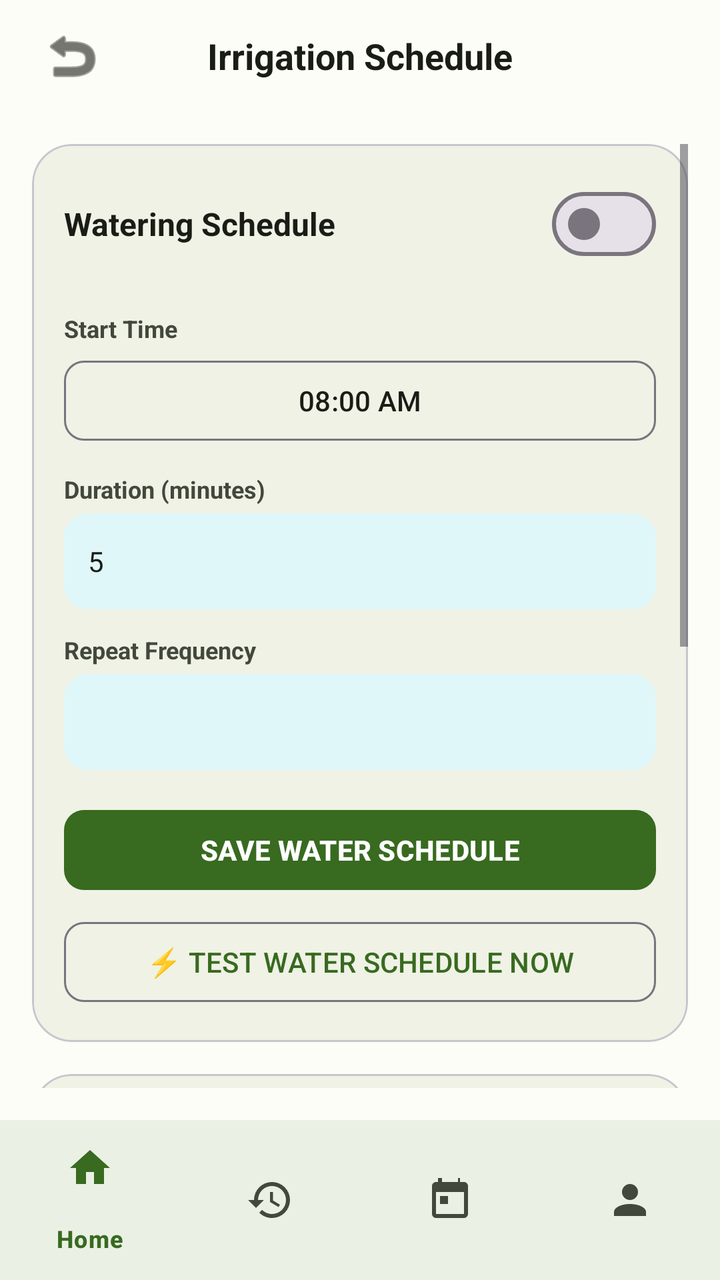
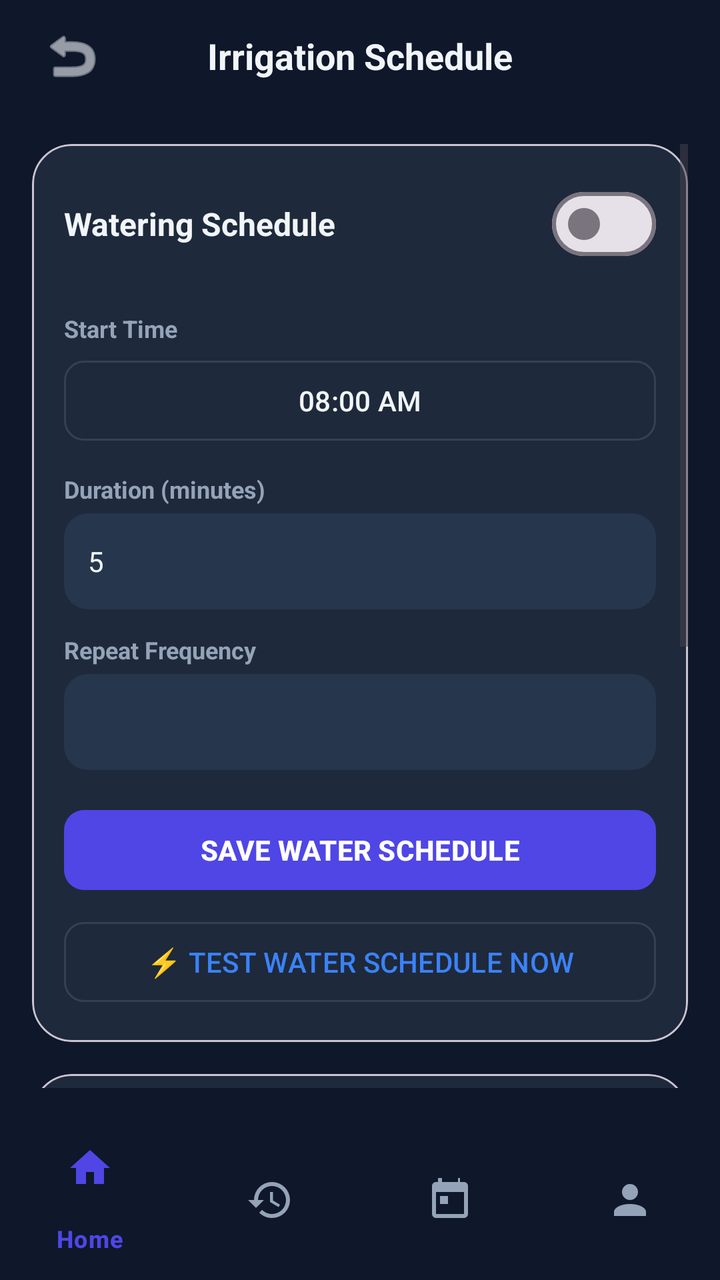

Two renders of the same Android screen: before a commit and after it. Below are the layout's source before the change and the commit's diff.
<!-- AndroidManifest.xml: application theme Theme.AgriFlow -->
<!-- res/layout/activity_schedule.xml -->
<?xml version="1.0" encoding="utf-8"?>
<androidx.constraintlayout.widget.ConstraintLayout xmlns:android="http://schemas.android.com/apk/res/android"
    xmlns:app="http://schemas.android.com/apk/res-auto"
    android:layout_width="match_parent"
    android:layout_height="match_parent"
    android:background="@color/bg_light_cream">

    
    <RelativeLayout
        android:id="@+id/topBar"
        android:layout_width="match_parent"
        android:layout_height="56dp"
        android:paddingHorizontal="16dp"
        app:layout_constraintTop_toTopOf="parent">

        <ImageButton
            android:id="@+id/btnBack"
            android:layout_width="40dp"
            android:layout_height="40dp"
            android:layout_centerVertical="true"
            android:background="?attr/selectableItemBackgroundBorderless"
            android:src="@android:drawable/ic_menu_revert"
            app:tint="@color/on_surface" />

        <TextView
            android:layout_width="wrap_content"
            android:layout_height="wrap_content"
            android:layout_centerInParent="true"
            android:text="Irrigation Schedule"
            android:textColor="@color/on_surface"
            android:textSize="18sp"
            android:textStyle="bold" />
    </RelativeLayout>

    
    <ScrollView
        android:layout_width="match_parent"
        android:layout_height="0dp"
        android:padding="16dp"
        app:layout_constraintBottom_toTopOf="@id/bottom_navigation"
        app:layout_constraintTop_toBottomOf="@id/topBar">

        <LinearLayout
            android:layout_width="match_parent"
            android:layout_height="wrap_content"
            android:orientation="vertical">

            
            <com.google.android.material.card.MaterialCardView
                android:layout_width="match_parent"
                android:layout_height="wrap_content"
                android:layout_marginBottom="16dp"
                app:cardBackgroundColor="@color/surface_container"
                app:cardCornerRadius="20dp"
                app:cardElevation="0dp">

                <LinearLayout
                    android:layout_width="match_parent"
                    android:layout_height="wrap_content"
                    android:orientation="vertical"
                    android:padding="16dp">

                    <RelativeLayout
                        android:layout_width="match_parent"
                        android:layout_height="wrap_content"
                        android:layout_marginBottom="12dp">

                        <TextView
                            android:layout_width="wrap_content"
                            android:layout_height="wrap_content"
                            android:layout_centerVertical="true"
                            android:text="Watering Schedule"
                            android:textColor="@color/on_surface"
                            android:textSize="16sp"
                            android:textStyle="bold" />

                        <com.google.android.material.materialswitch.MaterialSwitch
                            android:id="@+id/switchWaterScheduleEnable"
                            android:layout_width="wrap_content"
                            android:layout_height="wrap_content"
                            android:layout_alignParentEnd="true"
                            android:layout_centerVertical="true" />
                    </RelativeLayout>

                    <TextView
                        android:layout_width="wrap_content"
                        android:layout_height="wrap_content"
                        android:layout_marginTop="8dp"
                        android:text="Start Time"
                        android:textColor="@color/on_surface_variant"
                        android:textSize="12sp"
                        android:textStyle="bold" />

                    <com.google.android.material.button.MaterialButton
                        android:id="@+id/btnWaterStartTime"
                        style="@style/Widget.Material3.Button.OutlinedButton"
                        android:layout_width="match_parent"
                        android:layout_height="wrap_content"
                        android:layout_marginTop="4dp"
                        android:text="08:00 AM"
                        android:textColor="@color/on_surface"
                        app:cornerRadius="10dp" />

                    <TextView
                        android:layout_width="wrap_content"
                        android:layout_height="wrap_content"
                        android:layout_marginTop="12dp"
                        android:text="Duration (minutes)"
                        android:textColor="@color/on_surface_variant"
                        android:textSize="12sp"
                        android:textStyle="bold" />

                    <EditText
                        android:id="@+id/etWaterDuration"
                        android:layout_width="match_parent"
                        android:layout_height="48dp"
                        android:layout_marginTop="4dp"
                        android:background="@drawable/bg_schedule_time"
                        android:inputType="number"
                        android:paddingHorizontal="12dp"
                        android:text="5"
                        android:textColor="@color/on_surface"
                        android:textSize="14sp" />

                    <TextView
                        android:layout_width="wrap_content"
                        android:layout_height="wrap_content"
                        android:layout_marginTop="12dp"
                        android:text="Repeat Frequency"
                        android:textColor="@color/on_surface_variant"
                        android:textSize="12sp"
                        android:textStyle="bold" />

                    <Spinner
                        android:id="@+id/spinnerWaterRepeat"
                        android:layout_width="match_parent"
                        android:layout_height="48dp"
                        android:layout_marginTop="4dp"
                        android:background="@drawable/bg_schedule_time"
                        android:paddingHorizontal="12dp" />

                    <com.google.android.material.button.MaterialButton
                        android:id="@+id/btnSaveWaterSchedule"
                        android:layout_width="match_parent"
                        android:layout_height="wrap_content"
                        android:layout_marginTop="16dp"
                        android:text="SAVE WATER SCHEDULE"
                        android:textStyle="bold"
                        app:backgroundTint="@color/primary_dark_green"
                        app:cornerRadius="10dp" />

                    <com.google.android.material.button.MaterialButton
                        android:id="@+id/btnTestWaterSchedule"
                        style="@style/Widget.Material3.Button.OutlinedButton"
                        android:layout_width="match_parent"
                        android:layout_height="wrap_content"
                        android:layout_marginTop="8dp"
                        android:text="⚡ TEST WATER SCHEDULE NOW"
                        android:textColor="@color/primary_dark_green"
                        app:cornerRadius="10dp" />
                </LinearLayout>
            </com.google.android.material.card.MaterialCardView>

            
            <com.google.android.material.card.MaterialCardView
                android:layout_width="match_parent"
                android:layout_height="wrap_content"
                android:layout_marginBottom="16dp"
                app:cardBackgroundColor="@color/surface_container"
                app:cardCornerRadius="20dp"
                app:cardElevation="0dp">

                <LinearLayout
                    android:layout_width="match_parent"
                    android:layout_height="wrap_content"
                    android:orientation="vertical"
                    android:padding="16dp">

                    <RelativeLayout
                        android:layout_width="match_parent"
                        android:layout_height="wrap_content"
                        android:layout_marginBottom="12dp">

                        <TextView
                            android:layout_width="wrap_content"
                            android:layout_height="wrap_content"
                            android:layout_centerVertical="true"
                            android:text="Fertilizer Schedule"
                            android:textColor="@color/on_surface"
                            android:textSize="16sp"
                            android:textStyle="bold" />

                        <com.google.android.material.materialswitch.MaterialSwitch
                            android:id="@+id/switchFertilizerScheduleEnable"
                            android:layout_width="wrap_content"
                            android:layout_height="wrap_content"
                            android:layout_alignParentEnd="true"
                            android:layout_centerVertical="true" />
                    </RelativeLayout>

                    <TextView
                        android:layout_width="wrap_content"
                        android:layout_height="wrap_content"
                        android:layout_marginTop="8dp"
                        android:text="Start Time"
                        android:textColor="@color/on_surface_variant"
                        android:textSize="12sp"
                        android:textStyle="bold" />

                    <com.google.android.material.button.MaterialButton
                        android:id="@+id/btnFertilizerStartTime"
                        style="@style/Widget.Material3.Button.OutlinedButton"
                        android:layout_width="match_parent"
                        android:layout_height="wrap_content"
                        android:layout_marginTop="4dp"
                        android:text="08:30 AM"
                        android:textColor="@color/on_surface"
                        app:cornerRadius="10dp" />

                    <TextView
                        android:layout_width="wrap_content"
                        android:layout_height="wrap_content"
                        android:layout_marginTop="12dp"
                        android:text="Duration (seconds)"
                        android:textColor="@color/on_surface_variant"
                        android:textSize="12sp"
                        android:textStyle="bold" />

                    <EditText
                        android:id="@+id/etFertilizerDuration"
                        android:layout_width="match_parent"
                        android:layout_height="48dp"
                        android:layout_marginTop="4dp"
                        android:background="@drawable/bg_schedule_time"
                        android:inputType="number"
                        android:paddingHorizontal="12dp"
                        android:text="30"
                        android:textColor="@color/on_surface"
                        android:textSize="14sp" />

                    <TextView
                        android:layout_width="wrap_content"
                        android:layout_height="wrap_content"
                        android:layout_marginTop="12dp"
                        android:text="Repeat Frequency"
                        android:textColor="@color/on_surface_variant"
                        android:textSize="12sp"
                        android:textStyle="bold" />

                    <Spinner
                        android:id="@+id/spinnerFertilizerRepeat"
                        android:layout_width="match_parent"
                        android:layout_height="48dp"
                        android:layout_marginTop="4dp"
                        android:background="@drawable/bg_schedule_time"
                        android:paddingHorizontal="12dp" />

                    <com.google.android.material.button.MaterialButton
                        android:id="@+id/btnSaveFertilizerSchedule"
                        android:layout_width="match_parent"
                        android:layout_height="wrap_content"
                        android:layout_marginTop="16dp"
                        android:text="SAVE FERTILIZER SCHEDULE"
                        android:textStyle="bold"
                        app:backgroundTint="@color/primary_dark_green"
                        app:cornerRadius="10dp" />

                    <com.google.android.material.button.MaterialButton
                        android:id="@+id/btnTestFertilizerSchedule"
                        style="@style/Widget.Material3.Button.OutlinedButton"
                        android:layout_width="match_parent"
                        android:layout_height="wrap_content"
                        android:layout_marginTop="8dp"
                        android:text="⚡ TEST FERTILIZER SCHEDULE NOW"
                        android:textColor="@color/primary_dark_green"
                        app:cornerRadius="10dp" />
                </LinearLayout>
            </com.google.android.material.card.MaterialCardView>

        </LinearLayout>
    </ScrollView>

    
    <com.google.android.material.bottomnavigation.BottomNavigationView
        android:id="@+id/bottom_navigation"
        android:layout_width="match_parent"
        android:layout_height="wrap_content"
        android:background="@color/bg_light_cream"
        app:itemIconTint="@color/nav_item_color_state"
        app:itemTextColor="@color/nav_item_color_state"
        app:layout_constraintBottom_toBottomOf="parent"
        app:menu="@menu/bottom_nav_menu" />

</androidx.constraintlayout.widget.ConstraintLayout>
<!-- resources referenced by this layout -->
<resources>
  <color name="bg_light_cream">#FCFDF6</color>
  <color name="on_surface">#1A1C16</color>
  <color name="on_surface_variant">#43483D</color>
  <color name="primary_dark_green">#386A20</color>
  <color name="surface_container">#EFF2E5</color>
  <!-- drawable bg_schedule_time (drawable) -->
  <?xml version="1.0" encoding="utf-8"?>
  <shape xmlns:android="http://schemas.android.com/apk/res/android">
      <solid android:color="#E0F7FA" />
      <corners android:radius="12dp" />
  </shape>
  <style name="Theme.AgriFlow" parent="Base.Theme.AgriFlow" />
  <style name="Base.Theme.AgriFlow" parent="Theme.Material3.DayNight.NoActionBar">
          
          <item name="colorPrimary">@color/primary_dark_green</item>
          <item name="android:windowBackground">@color/bg_light_cream</item>
          <item name="colorSurface">@color/bg_light_cream</item>
          <item name="colorOnSurface">@color/on_surface</item>
          <item name="colorSecondary">@color/on_surface_variant</item>
      </style>
</resources>

<!-- the commit's change to res/layout/activity_schedule.xml (unified diff, before → after) -->
@@ -3,7 +3,7 @@
     xmlns:app="http://schemas.android.com/apk/res-auto"
     android:layout_width="match_parent"
     android:layout_height="match_parent"
-    android:background="@color/bg_light_cream">
+    android:background="@color/iot_bg">
 
     
     <RelativeLayout
@@ -20,14 +20,15 @@
             android:layout_centerVertical="true"
             android:background="?attr/selectableItemBackgroundBorderless"
             android:src="@android:drawable/ic_menu_revert"
-            app:tint="@color/on_surface" />
+            app:tint="@color/iot_on_surface"
+            android:contentDescription="Back" />
 
         <TextView
             android:layout_width="wrap_content"
             android:layout_height="wrap_content"
             android:layout_centerInParent="true"
             android:text="Irrigation Schedule"
-            android:textColor="@color/on_surface"
+            android:textColor="@color/iot_on_surface"
             android:textSize="18sp"
             android:textStyle="bold" />
     </RelativeLayout>
@@ -50,7 +51,7 @@
                 android:layout_width="match_parent"
                 android:layout_height="wrap_content"
                 android:layout_marginBottom="16dp"
-                app:cardBackgroundColor="@color/surface_container"
+                app:cardBackgroundColor="@color/iot_surface"
                 app:cardCornerRadius="20dp"
                 app:cardElevation="0dp">
 
@@ -70,7 +71,7 @@
                             android:layout_height="wrap_content"
                             android:layout_centerVertical="true"
                             android:text="Watering Schedule"
-                            android:textColor="@color/on_surface"
+                            android:textColor="@color/iot_on_surface"
                             android:textSize="16sp"
                             android:textStyle="bold" />
 
@@ -87,7 +88,7 @@
                         android:layout_height="wrap_content"
                         android:layout_marginTop="8dp"
                         android:text="Start Time"
-                        android:textColor="@color/on_surface_variant"
+                        android:textColor="@color/iot_on_surface_variant"
                         android:textSize="12sp"
                         android:textStyle="bold" />
 
@@ -98,7 +99,8 @@
                         android:layout_height="wrap_content"
                         android:layout_marginTop="4dp"
                         android:text="08:00 AM"
-                        android:textColor="@color/on_surface"
+                        android:textColor="@color/iot_on_surface"
+                        app:strokeColor="@color/iot_border"
                         app:cornerRadius="10dp" />
 
                     <TextView
@@ -106,7 +108,7 @@
                         android:layout_height="wrap_content"
                         android:layout_marginTop="12dp"
                         android:text="Duration (minutes)"
-                        android:textColor="@color/on_surface_variant"
+                        android:textColor="@color/iot_on_surface_variant"
                         android:textSize="12sp"
                         android:textStyle="bold" />
 
@@ -115,11 +117,11 @@
                         android:layout_width="match_parent"
                         android:layout_height="48dp"
                         android:layout_marginTop="4dp"
-                        android:background="@drawable/bg_schedule_time"
+                        android:background="@drawable/iot_bg_schedule_time"
                         android:inputType="number"
                         android:paddingHorizontal="12dp"
                         android:text="5"
-                        android:textColor="@color/on_surface"
+                        android:textColor="@color/iot_on_surface"
                         android:textSize="14sp" />
 
                     <TextView
@@ -127,7 +129,7 @@
                         android:layout_height="wrap_content"
                         android:layout_marginTop="12dp"
                         android:text="Repeat Frequency"
-                        android:textColor="@color/on_surface_variant"
+                        android:textColor="@color/iot_on_surface_variant"
                         android:textSize="12sp"
                         android:textStyle="bold" />
 
@@ -136,7 +138,7 @@
                         android:layout_width="match_parent"
                         android:layout_height="48dp"
                         android:layout_marginTop="4dp"
-                        android:background="@drawable/bg_schedule_time"
+                        android:background="@drawable/iot_bg_schedule_time"
                         android:paddingHorizontal="12dp" />
 
                     <com.google.android.material.button.MaterialButton
@@ -146,7 +148,7 @@
                         android:layout_marginTop="16dp"
                         android:text="SAVE WATER SCHEDULE"
                         android:textStyle="bold"
-                        app:backgroundTint="@color/primary_dark_green"
+                        app:backgroundTint="@color/iot_primary"
                         app:cornerRadius="10dp" />
 
                     <com.google.android.material.button.MaterialButton
@@ -156,8 +158,9 @@
                         android:layout_height="wrap_content"
                         android:layout_marginTop="8dp"
                         android:text="⚡ TEST WATER SCHEDULE NOW"
-                        android:textColor="@color/primary_dark_green"
-                        app:cornerRadius="10dp" />
+                        android:textColor="@color/iot_secondary"
+                        app:cornerRadius="10dp"
+                        app:strokeColor="@color/iot_border" />
                 </LinearLayout>
             </com.google.android.material.card.MaterialCardView>
 
@@ -166,7 +169,7 @@
                 android:layout_width="match_parent"
                 android:layout_height="wrap_content"
                 android:layout_marginBottom="16dp"
-                app:cardBackgroundColor="@color/surface_container"
+                app:cardBackgroundColor="@color/iot_surface"
                 app:cardCornerRadius="20dp"
                 app:cardElevation="0dp">
 
@@ -186,7 +189,7 @@
                             android:layout_height="wrap_content"
                             android:layout_centerVertical="true"
                             android:text="Fertilizer Schedule"
-                            android:textColor="@color/on_surface"
+                            android:textColor="@color/iot_on_surface"
                             android:textSize="16sp"
                             android:textStyle="bold" />
 
@@ -203,7 +206,7 @@
                         android:layout_height="wrap_content"
                         android:layout_marginTop="8dp"
                         android:text="Start Time"
-                        android:textColor="@color/on_surface_variant"
+                        android:textColor="@color/iot_on_surface_variant"
                         android:textSize="12sp"
                         android:textStyle="bold" />
 
@@ -214,7 +217,8 @@
                         android:layout_height="wrap_content"
                         android:layout_marginTop="4dp"
                         android:text="08:30 AM"
-                        android:textColor="@color/on_surface"
+                        android:textColor="@color/iot_on_surface"
+                        app:strokeColor="@color/iot_border"
                         app:cornerRadius="10dp" />
 
                     <TextView
@@ -222,7 +226,7 @@
                         android:layout_height="wrap_content"
                         android:layout_marginTop="12dp"
                         android:text="Duration (seconds)"
-                        android:textColor="@color/on_surface_variant"
+                        android:textColor="@color/iot_on_surface_variant"
                         android:textSize="12sp"
                         android:textStyle="bold" />
 
@@ -231,11 +235,11 @@
                         android:layout_width="match_parent"
                         android:layout_height="48dp"
                         android:layout_marginTop="4dp"
-                        android:background="@drawable/bg_schedule_time"
+                        android:background="@drawable/iot_bg_schedule_time"
                         android:inputType="number"
                         android:paddingHorizontal="12dp"
                         android:text="30"
-                        android:textColor="@color/on_surface"
+                        android:textColor="@color/iot_on_surface"
                         android:textSize="14sp" />
 
                     <TextView
@@ -243,7 +247,7 @@
                         android:layout_height="wrap_content"
                         android:layout_marginTop="12dp"
                         android:text="Repeat Frequency"
-                        android:textColor="@color/on_surface_variant"
+                        android:textColor="@color/iot_on_surface_variant"
                         android:textSize="12sp"
                         android:textStyle="bold" />
 
@@ -252,7 +256,7 @@
                         android:layout_width="match_parent"
                         android:layout_height="48dp"
                         android:layout_marginTop="4dp"
-                        android:background="@drawable/bg_schedule_time"
+                        android:background="@drawable/iot_bg_schedule_time"
                         android:paddingHorizontal="12dp" />
 
                     <com.google.android.material.button.MaterialButton
@@ -262,7 +266,7 @@
                         android:layout_marginTop="16dp"
                         android:text="SAVE FERTILIZER SCHEDULE"
                         android:textStyle="bold"
-                        app:backgroundTint="@color/primary_dark_green"
+                        app:backgroundTint="@color/iot_primary"
                         app:cornerRadius="10dp" />
 
                     <com.google.android.material.button.MaterialButton
@@ -272,8 +276,9 @@
                         android:layout_height="wrap_content"
                         android:layout_marginTop="8dp"
                         android:text="⚡ TEST FERTILIZER SCHEDULE NOW"
-                        android:textColor="@color/primary_dark_green"
-                        app:cornerRadius="10dp" />
+                        android:textColor="@color/iot_secondary"
+                        app:cornerRadius="10dp"
+                        app:strokeColor="@color/iot_border" />
                 </LinearLayout>
             </com.google.android.material.card.MaterialCardView>
 
@@ -285,9 +290,9 @@
         android:id="@+id/bottom_navigation"
         android:layout_width="match_parent"
         android:layout_height="wrap_content"
-        android:background="@color/bg_light_cream"
-        app:itemIconTint="@color/nav_item_color_state"
-        app:itemTextColor="@color/nav_item_color_state"
+        android:background="@color/iot_bg"
+        app:itemIconTint="@color/iot_nav_item_color_state"
+        app:itemTextColor="@color/iot_nav_item_color_state"
         app:layout_constraintBottom_toBottomOf="parent"
         app:menu="@menu/bottom_nav_menu" />
 
<!-- resource entries referenced after the edit -->
@@ -1,17 +1,24 @@
 <!-- resources referenced by this layout -->
 <resources>
+  <color name="iot_bg">#0F172A</color>
+  <color name="iot_border">#334155</color>
+  <color name="iot_on_surface">#F1F5F9</color>
+  <color name="iot_on_surface_variant">#94A3B8</color>
+  <color name="iot_primary">#4F46E5</color>
+  <color name="iot_secondary">#3B82F6</color>
+  <color name="iot_surface">#1E293B</color>
+  <!-- drawable iot_bg_schedule_time (drawable) -->
+  <?xml version="1.0" encoding="utf-8"?>
+  <shape xmlns:android="http://schemas.android.com/apk/res/android">
+      <solid android:color="@color/iot_surface_high" />
+      <corners android:radius="12dp" />
+  </shape>
   <color name="bg_light_cream">#FCFDF6</color>
   <color name="on_surface">#1A1C16</color>
   <color name="on_surface_variant">#43483D</color>
   <color name="primary_dark_green">#386A20</color>
-  <color name="surface_container">#EFF2E5</color>
-  <!-- drawable bg_schedule_time (drawable) -->
-  <?xml version="1.0" encoding="utf-8"?>
-  <shape xmlns:android="http://schemas.android.com/apk/res/android">
-      <solid android:color="#E0F7FA" />
-      <corners android:radius="12dp" />
-  </shape>
   <style name="Theme.AgriFlow" parent="Base.Theme.AgriFlow" />
+  <color name="iot_surface_high">#26364D</color>
   <style name="Base.Theme.AgriFlow" parent="Theme.Material3.DayNight.NoActionBar">
           
           <item name="colorPrimary">@color/primary_dark_green</item>
